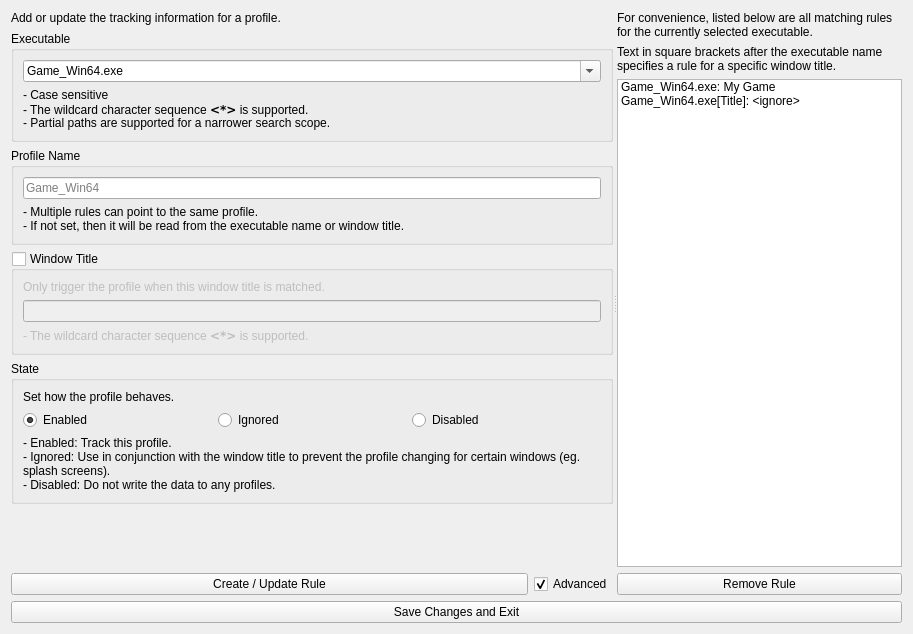
This is mousetracks2/gui/ui/applist.ui in huntfx/MouseTracks as Qt 5 draws it before an edit. The edited form follows.
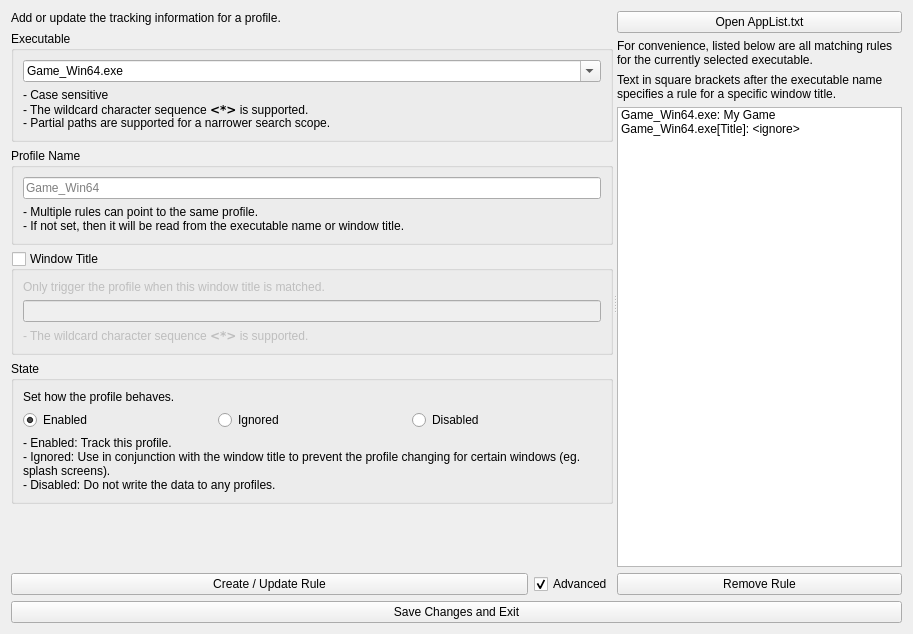
This is the edited form.

Commit message: Add button to open AppList.txt

Patch:
```diff
--- a/mousetracks2/gui/ui/applist.ui
+++ b/mousetracks2/gui/ui/applist.ui
@@ -268,6 +268,16 @@
      </widget>
      <widget class="QWidget" name="layoutWidget">
       <layout class="QVBoxLayout" name="verticalLayout_8">
+       <item>
+        <widget class="QPushButton" name="open">
+         <property name="toolTip">
+          <string>Open the AppList.txt file.</string>
+         </property>
+         <property name="text">
+          <string>Open AppList.txt</string>
+         </property>
+        </widget>
+       </item>
        <item>
         <widget class="QLabel" name="label_4">
          <property name="text">
```
Left out of the diff: 44 changed lines with no effect on the pictures. The commit also changes 2 other files.
